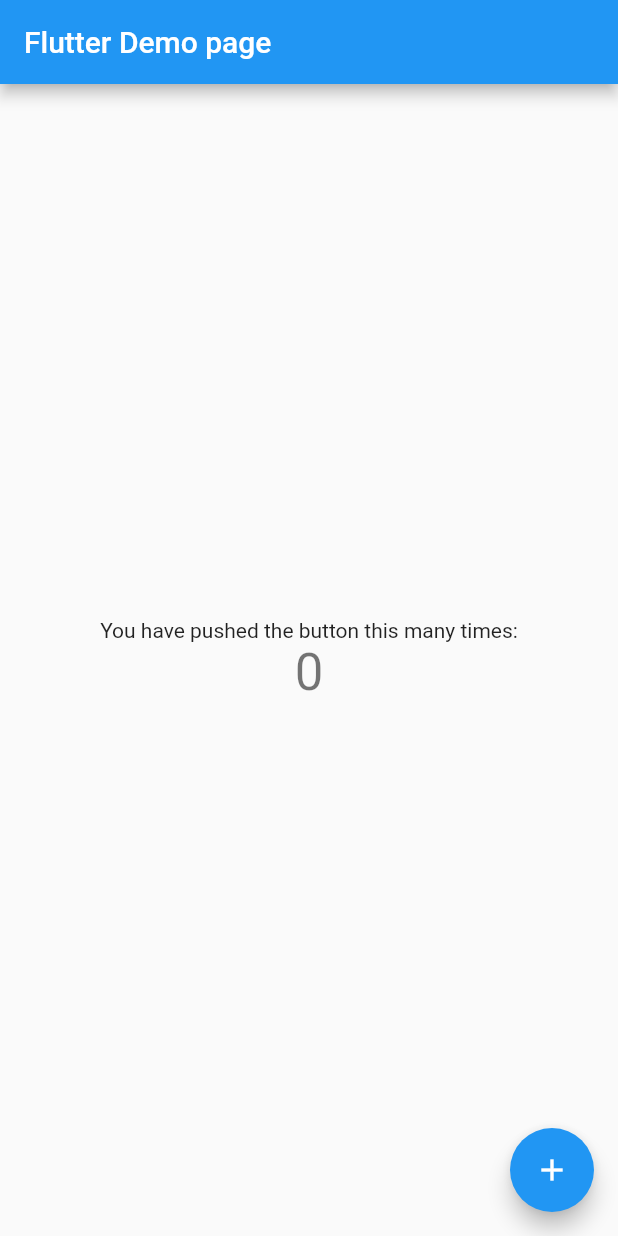
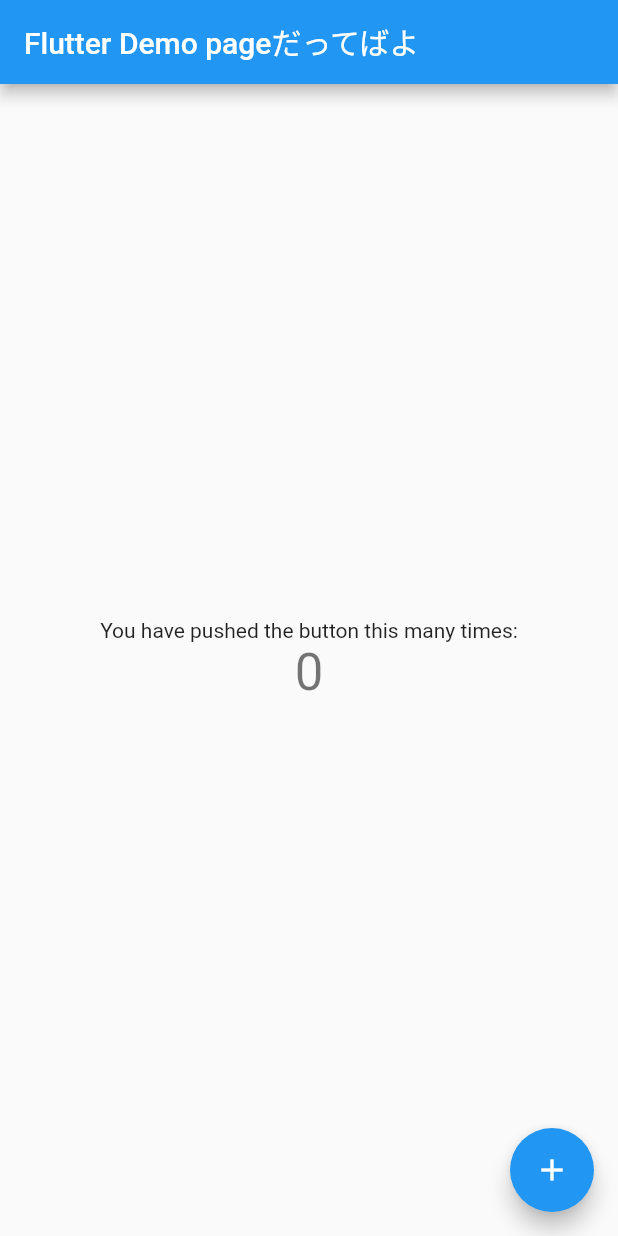
Before and after one commit to provisionshohei/flutter-app, a Flutter app: the screen it shows after launch, on a phone screen of 412 x 824 dp. Run offline on Flutter 3.47's test engine with Material 2 defaults, Android fonts, the phone set to English and light mode, and no system bars.

Commit message:
fifth commit

```diff
--- a/lib/main.dart
+++ b/lib/main.dart
@@ -22,7 +22,7 @@ class MyApp extends StatelessWidget {
         // is not restarted.
         primarySwatch: Colors.blue,
       ),
-      home: MyHomePage(title: 'Flutter Demo page'),
+      home: MyHomePage(title: 'Flutter Demo pageだってばよ'),
     );
   }
 }
```
